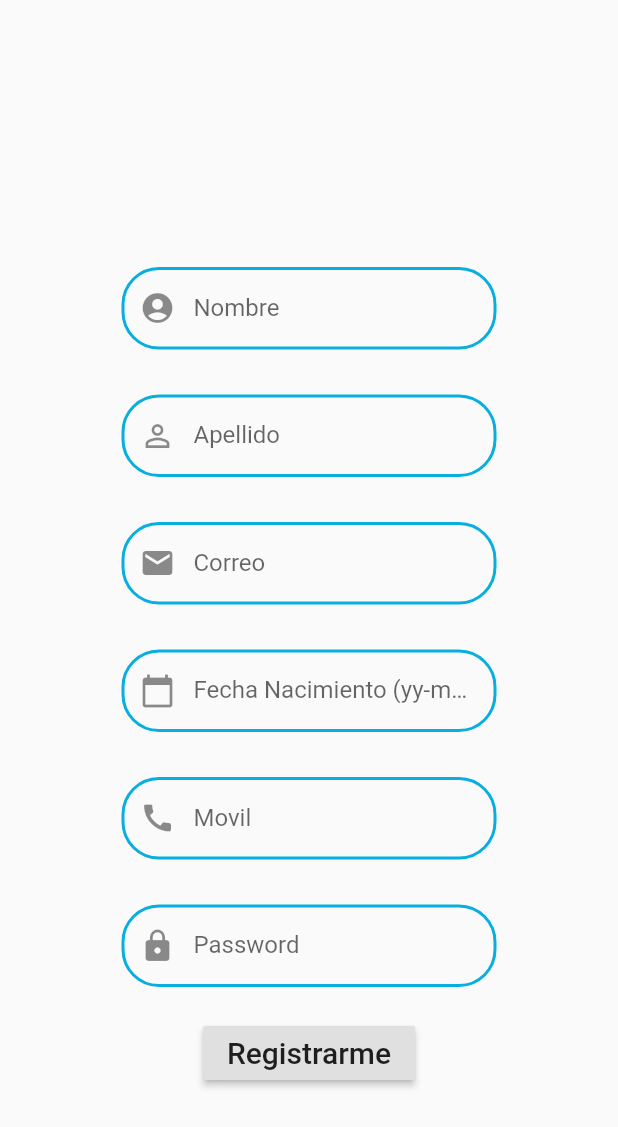
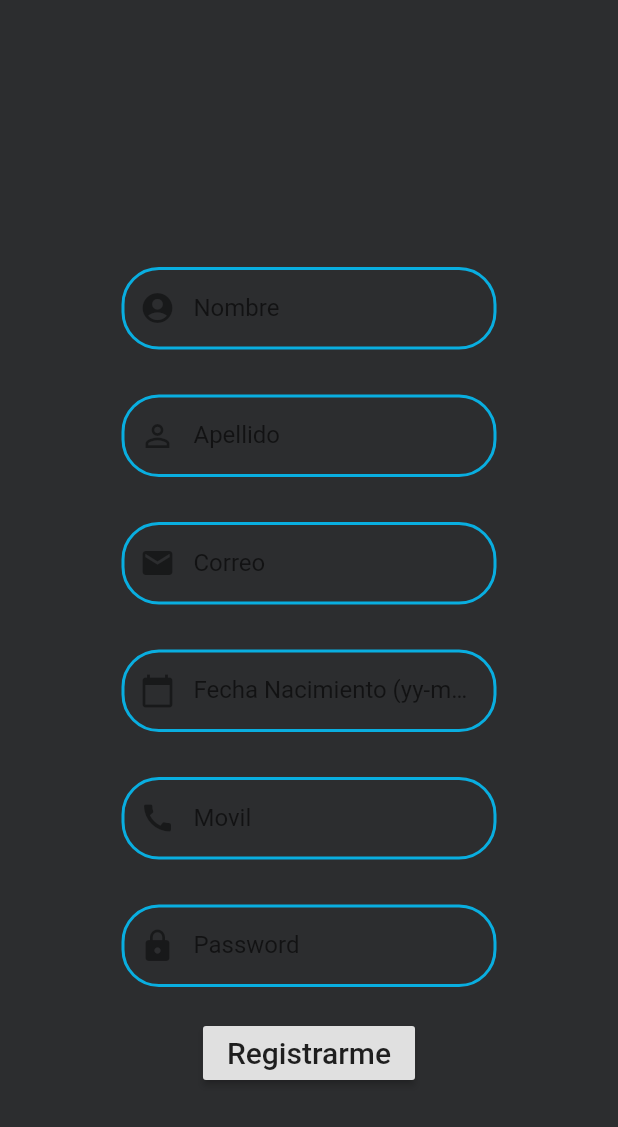
Before and after one commit to Canarygo1/serviceAppFlutter, a Flutter app: the RegisterScreen screen opened directly, on a phone screen of 412 x 824 dp. Shown: the top 1127 px of the screen. Run offline on Flutter 3.47's test engine with Material 2 defaults, Android fonts, the phone set to English and light mode, and no system bars; our stand-ins replace shared_preferences; accounts and stored records are empty; Roboto replaces fonts that are missing (Poppins).

Commit message:
background to register added

```diff
--- a/lib/ui/register/register.dart
+++ b/lib/ui/register/register.dart
@@ -35,6 +35,7 @@ class _RegisterScreen extends State<RegisterScreen> implements RegisterView {
 
   Widget register() {
     return Scaffold(
+      backgroundColor: Color.fromRGBO(44, 45, 47, 1),
       body: Center(
         child: SingleChildScrollView(
           child: Column(
```
